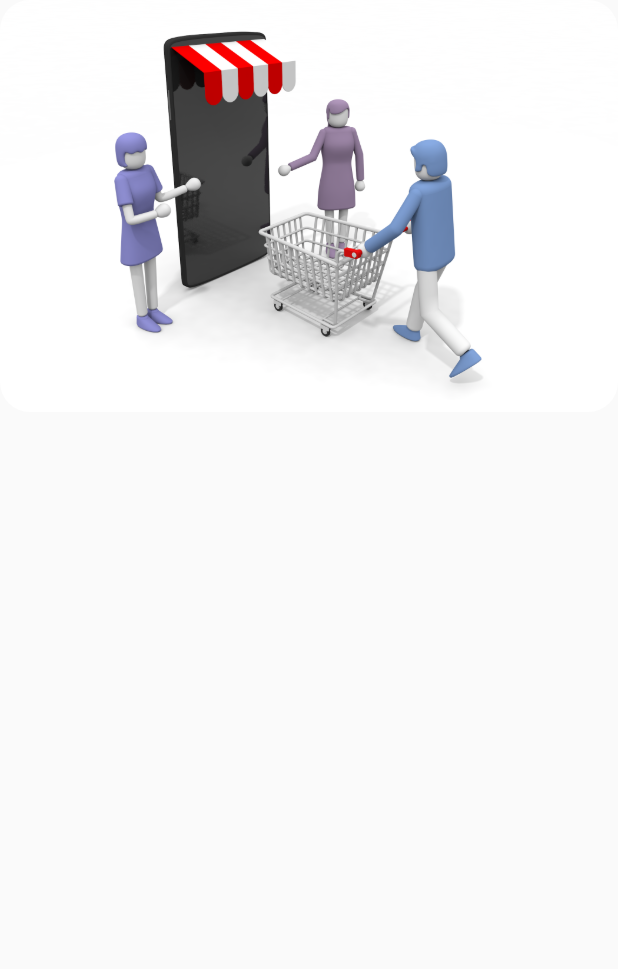
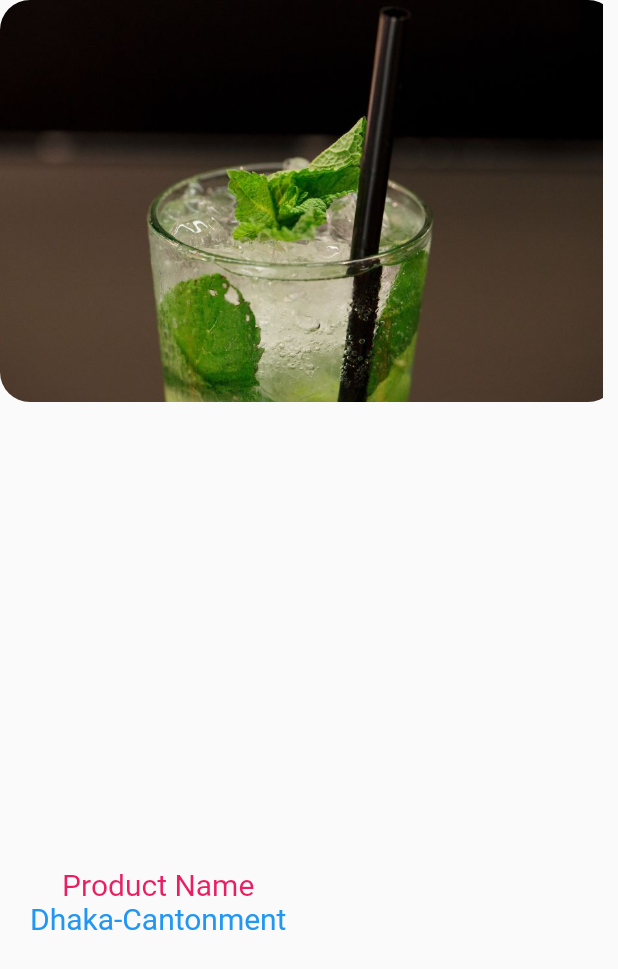
Before and after one commit to Taiyob/Flutter, a Flutter app: the TravelInfo screen opened directly, on a phone screen of 412 x 824 dp. Shown: the top 969 px of the screen. Run offline on Flutter 3.47's test engine with Material 2 defaults, Android fonts, the phone set to English and light mode, and no system bars; our stand-ins replace font_awesome_flutter, shared_preferences; accounts and stored records are empty.

Commit message:
some file costomized

```diff
--- a/lib/model/travel.dart
+++ b/lib/model/travel.dart
@@ -7,10 +7,10 @@ class Travel{
 
   static List<Travel> travelInfo(){
     return [
-      Travel('Product Name', 'Dhaka-Cantonment', 'assets/images/register.png') ,
-      Travel('Product Name', 'Dhaka-Cantonment', 'assets/images/register.png') ,
-      Travel('Product Name', 'Dhaka-Cantonment', 'assets/images/register.png') ,
-      Travel('Product Name', 'Dhaka-Cantonment', 'assets/images/register.png') ,
+      Travel('Product Name', 'Dhaka-Cantonment', 'assets/images/170224172523-mojito.jpg') ,
+      Travel('Product Name', 'Dhaka-Cantonment', 'assets/images/170224172523-mojito.jpg') ,
+      Travel('Product Name', 'Dhaka-Cantonment', 'assets/images/170224172523-mojito.jpg') ,
+      Travel('Product Name', 'Dhaka-Cantonment', 'assets/images/170224172523-mojito.jpg') ,
     ];
   }
 }
--- a/lib/travelinfo.dart
+++ b/lib/travelinfo.dart
@@ -21,8 +21,19 @@ class _TravelInfoState extends State<TravelInfo> {
           children: [
              ClipRRect(
                borderRadius: BorderRadius.circular(20.0),
-               child: Image.asset(travel.img),
-             )
+               child: Padding(
+                 padding: const EdgeInsets.only(right: 10.0),
+                 child: Image.asset(travel.img,width: MediaQuery.of(context).size.width,fit: BoxFit.cover,),
+               ),
+             ),
+            Positioned(
+                bottom: 200,
+                left: 20.0,
+                child: Column(
+                  children: [
+                    Text(travel.name,style: TextStyle(fontSize: 20,color: Colors.pink),),
+                    Text(travel.location,style: TextStyle(fontSize: 20,color: Colors.blue),),
+                  ],)),
           ],
         );
       }),
```
